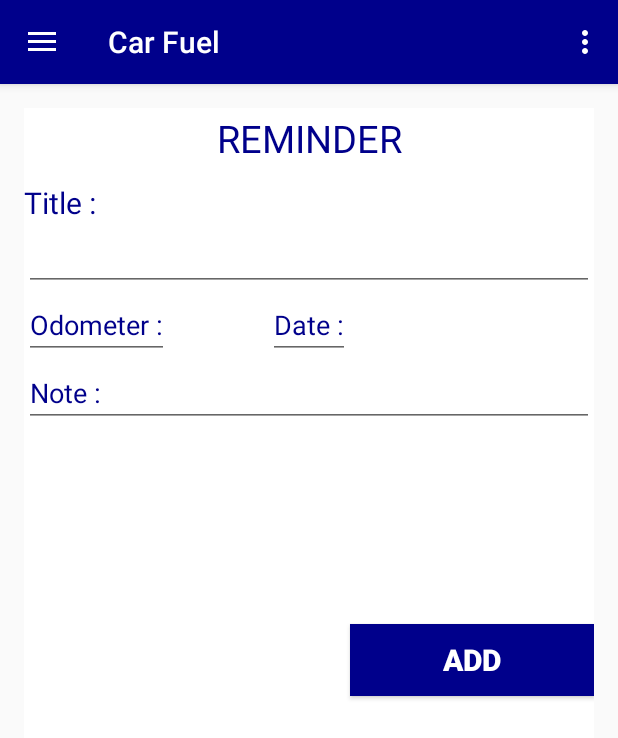
After one commit to andreaFIKT/NavigationDrawer_01, an Android app: the fragment ReminderFragment placed in its activity, on a phone screen of 412 x 824 dp. The commit adds this screen. Shown: the top 738 px of the screen. Run offline under Robolectric (Android 15) with nearby library versions, the phone set to English and light mode, and no system bars.

Commit message:
plus Reminder Fragment

```diff
--- a/app/build.gradle
+++ b/app/build.gradle
@@ -31,11 +31,11 @@ android {
 dependencies {
     compile fileTree(dir: 'libs', include: ['*.jar'])
     testCompile 'junit:junit:4.12'
+
     compile 'com.android.support:multidex:1.0.0'
     compile 'com.android.support:appcompat-v7:24.1.1'
     compile 'com.android.support:design:24.1.1'
     compile 'com.michaelpardo:activeandroid:3.1.0-SNAPSHOT'
     compile 'com.android.support:support-v4:24.1.1'
-    compile 'com.google.android.gms:play-services:8.1.0'
-
+    compile 'com.google.android.gms:play-services:9.4.0'
 }
--- /dev/null
+++ b/app/src/main/java/com/example/navigationdrawer_01/DateDialog.java
@@ -0,0 +1,34 @@
+package com.example.navigationdrawer_01;
+
+import android.app.DatePickerDialog;
+import android.app.Dialog;
+import android.app.DialogFragment;
+import android.os.Bundle;
+import android.view.View;
+import android.widget.DatePicker;
+import android.widget.EditText;
+
+import java.util.Calendar;
+
+/**
+ * Created by Inellipse10 on 06/09/2016.
+ */
+public class DateDialog extends DialogFragment implements DatePickerDialog.OnDateSetListener {
+
+    EditText txtDate;
+    public DateDialog (View view) {
+        txtDate = (EditText) view;
+    }
+    public Dialog onCreateDialog(Bundle savedInstanceState){
+        final Calendar c = Calendar.getInstance();
+        int year = c.get(Calendar.YEAR);
+        int month = c.get(Calendar.MONTH);
+        int day = c.get(Calendar.DAY_OF_MONTH);
+        return new DatePickerDialog(getActivity(),this,year,month,day);
+    }
+
+    @Override
+    public void onDateSet(DatePicker view, int year, int month, int day) {
+        String date = day + "-" + (month-1) + "-" + year;
+        txtDate.setText(date);
+}}
--- a/app/src/main/java/com/example/navigationdrawer_01/MainActivity.java
+++ b/app/src/main/java/com/example/navigationdrawer_01/MainActivity.java
@@ -171,7 +171,15 @@ public class MainActivity extends AppCompatActivity
                 sFM.beginTransaction().add(R.id.map, sMapFragment).commit();
             else
                 sFM.beginTransaction().show(sMapFragment).commit();
-            Log.d("Forth layout", "HOME item is clicked");
+            Log.d("Fifth layout", "HOME item is clicked");
+        }
+        else if (id == R.id.nav_sixth_layout) {
+            fragment = new ReminderFragment();
+            FragmentTransaction ft = getSupportFragmentManager().beginTransaction();
+            ft.replace(R.id.content_frame,fragment);
+            ft.commit();
+            Log.d("Sixth layout", "HOME item is clicked");
+
         }
 
 
--- /dev/null
+++ b/app/src/main/java/com/example/navigationdrawer_01/ReminderActivity.java
@@ -0,0 +1,10 @@
+package com.example.navigationdrawer_01;
+
+import android.app.Activity;
+
+/**
+ * Created by Inellipse10 on 06/09/2016.
+ */
+public class ReminderActivity extends Activity {
+
+}
--- /dev/null
+++ b/app/src/main/java/com/example/navigationdrawer_01/ReminderFragment.java
@@ -0,0 +1,42 @@
+package com.example.navigationdrawer_01;
+
+import android.os.Bundle;
+import android.support.v4.app.Fragment;
+import android.support.v4.app.FragmentTransaction;
+import android.view.LayoutInflater;
+import android.view.View;
+import android.view.ViewGroup;
+import android.widget.Button;
+import android.widget.EditText;
+import android.widget.TextView;
+
+/**
+ * Created by Inellipse10 on 06/09/2016.
+ */
+public class ReminderFragment extends Fragment {
+    TextView reminder;
+    TextView reminderTitle;
+    EditText etReminderTitle;
+    EditText odometer;
+    EditText date;
+    EditText note;
+    Button addReminder;
+
+
+
+    public View onCreateView(LayoutInflater inflater, ViewGroup container,
+                             Bundle savedInstanceState) {
+        // Inflate the layout for this fragment
+        View v = inflater.inflate(R.layout.reminder_fragment, container, false);
+        reminder = (TextView)v.findViewById(R.id.textView2);
+        reminderTitle =(TextView) v.findViewById(R.id.reminderTitle);
+        etReminderTitle =(EditText) v.findViewById(R.id.editText);
+        odometer =(EditText) v.findViewById(R.id.editText3);
+        date = (EditText) v.findViewById(R.id.editText4);
+
+        note = (EditText) v.findViewById(R.id.editText5);
+        addReminder =(Button) v.findViewById(R.id.addReminder);
+
+        return v;
+    }
+}
--- /dev/null
+++ b/app/src/main/res/layout/reminder_fragment.xml
@@ -0,0 +1,76 @@
+<RelativeLayout xmlns:android="http://schemas.android.com/apk/res/android"
+    android:orientation="vertical" android:layout_width="match_parent"
+    android:layout_height="match_parent">
+
+    <TextView
+        android:layout_width="wrap_content"
+        android:layout_height="wrap_content"
+        android:text="Title :"
+        android:id="@+id/reminderTitle"
+        android:layout_marginTop="49dp"
+        android:textColor="#00008B"
+        android:textSize="20sp"
+        android:layout_alignParentTop="true"
+        android:layout_alignParentStart="true" />
+
+    <EditText
+        android:layout_width="match_parent"
+        android:layout_height="wrap_content"
+        android:id="@+id/editText"
+        android:layout_below="@+id/reminderTitle"
+        android:layout_alignParentStart="true" />
+
+    <EditText
+        android:layout_width="wrap_content"
+        android:layout_height="wrap_content"
+        android:id="@+id/editText3"
+        android:layout_below="@+id/editText"
+        android:layout_alignParentStart="true"
+        android:hint="Odometer :"
+        android:textColorHint="#00008B" />
+
+    <EditText
+        android:layout_width="wrap_content"
+        android:layout_height="wrap_content"
+        android:id="@+id/editText4"
+        android:hint="Date :"
+        android:textColorHint="#00008B"
+        android:layout_below="@+id/editText"
+        android:layout_centerHorizontal="true" />
+
+    <Button
+        android:layout_width="wrap_content"
+        android:layout_height="wrap_content"
+        android:text="ADD"
+        android:id="@+id/addReminder"
+        android:layout_centerVertical="true"
+        android:layout_alignParentEnd="true"
+        android:layout_toEndOf="@+id/editText4"
+        android:background="#00008B"
+        android:textColor="#ffffff"
+        android:textStyle="bold"
+        android:textSize="20sp" />
+
+    <TextView
+        android:layout_width="match_parent"
+        android:layout_height="wrap_content"
+        android:text="REMINDER"
+        android:id="@+id/textView2"
+        android:layout_alignParentTop="true"
+        android:layout_alignParentStart="true"
+        android:textAlignment="center"
+        android:height="40dp"
+        android:gravity="center"
+        android:textSize="25sp"
+        android:textColor="#00008B" />
+
+    <EditText
+        android:layout_width="match_parent"
+        android:layout_height="wrap_content"
+        android:id="@+id/editText5"
+        android:layout_below="@+id/editText3"
+        android:layout_alignParentStart="true"
+        android:hint="Note :"
+        android:textColorHint="#00008B" />
+
+</RelativeLayout>
--- /dev/null
+++ b/app/src/main/res/layout/reminder_layout.xml
@@ -0,0 +1,11 @@
+<?xml version="1.0" encoding="utf-8"?>
+<RelativeLayout xmlns:android="http://schemas.android.com/apk/res/android"
+    android:orientation="vertical" android:layout_width="match_parent"
+    android:layout_height="match_parent">
+    <fragment
+        android:layout_width="match_parent"
+        android:layout_height="match_parent"
+        android:name="com.example.navigationdrawer_01.ReminderFragment"
+        android:id="@+id/reminder"/>
+
+</RelativeLayout>
--- a/app/src/main/res/menu/activity_main_drawer.xml
+++ b/app/src/main/res/menu/activity_main_drawer.xml
@@ -22,6 +22,10 @@
             android:id="@+id/nav_fifth_layout"
             android:icon="@drawable/map2_icon"
             android:title="Map" />
+        <item
+            android:id="@+id/nav_sixth_layout"
+            android:icon="@drawable/map2_icon"
+            android:title="Reminder" />
     </group>
 
 </menu>
```
